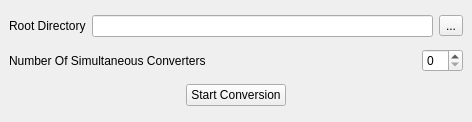
Qt form MusicConverter.ui (FelixdelasPozas/transcodertomp3) before a commit.
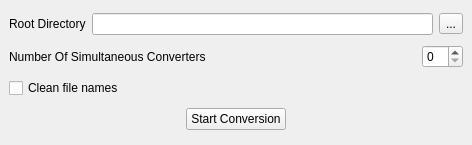
The same form after that commit. Icons and pictures are not drawn.

Commit message: File tree iterator. Clean file names settings.

What changed in the file:
```diff
--- a/MusicConverter.ui
+++ b/MusicConverter.ui
@@ -10,15 +10,9 @@
     <x>0</x>
     <y>0</y>
     <width>472</width>
-    <height>122</height>
+    <height>145</height>
    </rect>
   </property>
-  <property name="maximumSize">
-   <size>
-    <width>496</width>
-    <height>142</height>
-   </size>
-  </property>
   <property name="windowTitle">
    <string>Music Converter To MP3</string>
   </property>
@@ -77,6 +71,13 @@
       </item>
      </layout>
     </item>
+    <item>
+     <widget class="QCheckBox" name="m_cleanNames">
+      <property name="text">
+       <string>Clean file names</string>
+      </property>
+     </widget>
+    </item>
     <item>
      <layout class="QHBoxLayout" name="horizontalLayout_3">
       <item>
```
The commit also changes 2 other files.
